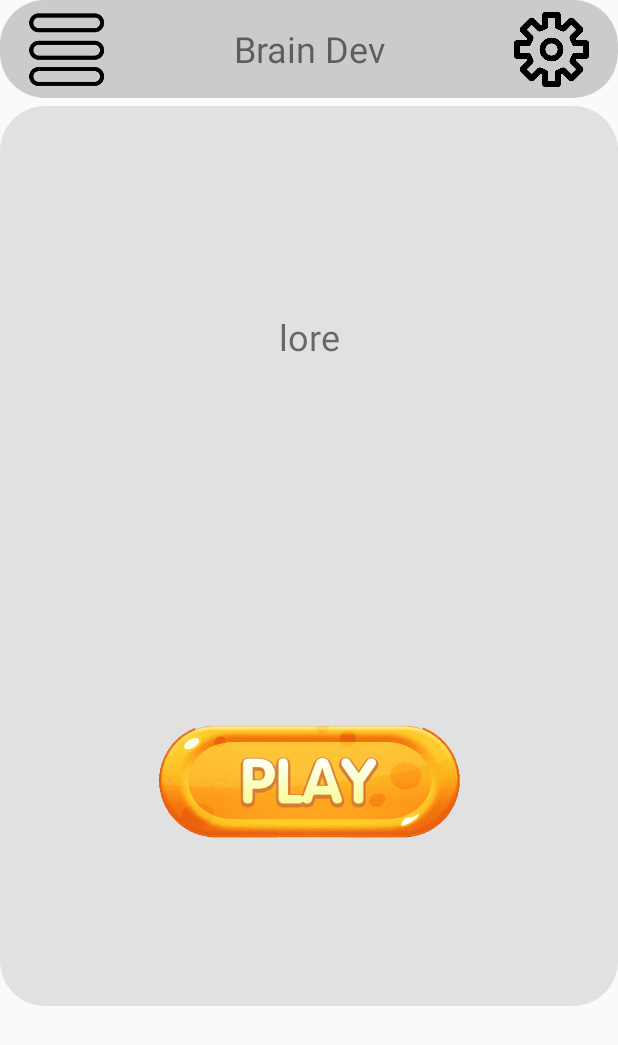
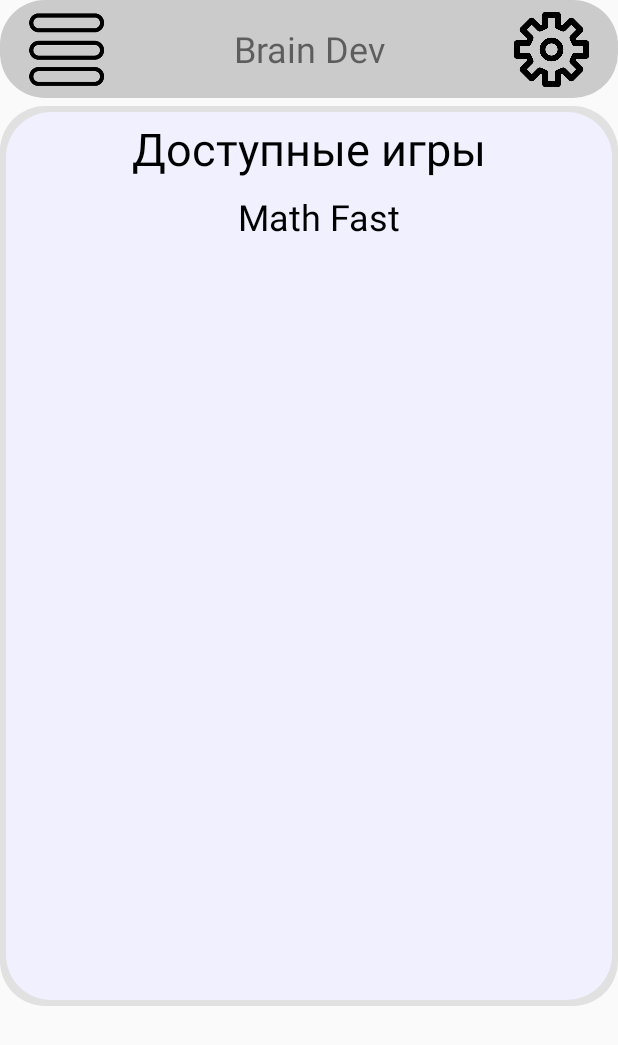
Before and after one commit to Mulganov/BrainDev, an Android app: the screen it shows after launch (MainActivity), on a phone screen of 412 x 824 dp. Shown: the top 1045 px of the screen. Run offline under Robolectric (Android 15) with nearby library versions, the phone set to English and light mode, and no system bars.

Commit message:
Сделал меню, и локацию(base)

```diff
--- a/app/src/main/java/com/mulganov/app/brain_dev/MainActivity.java
+++ b/app/src/main/java/com/mulganov/app/brain_dev/MainActivity.java
@@ -6,6 +6,7 @@ import android.os.Bundle;
 import android.view.View;
 
 import com.mulganov.app.brain_dev.ui.math.fast.launch.Launch;
+import com.mulganov.app.brain_dev.ui.menu.Menu;
 import com.mulganov.app.brain_dev.ui.toolbar.ToolbarPresent;
 
 public class MainActivity extends AppCompatActivity {
@@ -21,9 +22,10 @@ public class MainActivity extends AppCompatActivity {
 
         ToolbarPresent.init(findViewById(R.id.include_toolbar), this);
 
-        openMath_Fast();
+        openMenu();
+//        openMath_Fast();
 
-        content.setOnClickListener(ToolbarPresent.getToolbar()::onClickWindow);
+        findViewById(R.id.back).setOnClickListener(ToolbarPresent.getToolbar()::onClickWindow);
     }
 
     public void openMath_Fast(){
@@ -31,6 +33,15 @@ public class MainActivity extends AppCompatActivity {
 
         getSupportFragmentManager().beginTransaction()
                 .replace(R.id.fragment_content,  launch)
+                .commitNow();
+
+    }
+
+    public void openMenu(){
+        Menu menu = Menu.newInstance();
+
+        getSupportFragmentManager().beginTransaction()
+                .replace(R.id.fragment_content,  menu)
                 .commitNow();
 
     }
--- a/app/src/main/java/com/mulganov/app/brain_dev/ui/math/fast/fragments/game/utils/Lesson.java
+++ b/app/src/main/java/com/mulganov/app/brain_dev/ui/math/fast/fragments/game/utils/Lesson.java
@@ -29,7 +29,7 @@ public class Lesson {
 
         int r = random.nextInt(4) + 1;
 
-        r = 4;
+//        r = 4;
 
         switch (r){
             case 1:
--- a/app/src/main/java/com/mulganov/app/brain_dev/ui/math/fast/fragments/losing/LosingPresent.java
+++ b/app/src/main/java/com/mulganov/app/brain_dev/ui/math/fast/fragments/losing/LosingPresent.java
@@ -1,9 +1,6 @@
 package com.mulganov.app.brain_dev.ui.math.fast.fragments.losing;
 
 import android.view.View;
-
-import com.mulganov.app.brain_dev.ui.math.fast.Fast;
-import com.mulganov.app.brain_dev.ui.math.fast.fragments.game.Game;
 
 public class LosingPresent {
 
@@ -15,6 +12,6 @@ public class LosingPresent {
     }
 
     public void click_reload(View view){
-        losing.fast.openGameFragment();
+        this.losing.fast.openGameFragment();
     }
 }
--- a/app/src/main/java/com/mulganov/app/brain_dev/ui/math/fast/launch/Launch.java
+++ b/app/src/main/java/com/mulganov/app/brain_dev/ui/math/fast/launch/Launch.java
@@ -43,8 +43,4 @@ public class Launch extends Fragment {
         present = new LaunchPresent(this);
     }
 
-    private void play(View view) {
-        System.out.println("Click");
-    }
-
 }
--- a/app/src/main/java/com/mulganov/app/brain_dev/ui/math/fast/launch/LaunchPresent.java
+++ b/app/src/main/java/com/mulganov/app/brain_dev/ui/math/fast/launch/LaunchPresent.java
@@ -16,7 +16,7 @@ public class LaunchPresent {
     }
 
     public void play(View view) {
-        launch.getActivity().getSupportFragmentManager().beginTransaction()
+        this.launch.getActivity().getSupportFragmentManager().beginTransaction()
                 .replace(R.id.fragment_content, Fast.newInstance())
                 .commitNow();
     }
--- /dev/null
+++ b/app/src/main/java/com/mulganov/app/brain_dev/ui/menu/Menu.java
@@ -0,0 +1,50 @@
+package com.mulganov.app.brain_dev.ui.menu;
+
+import android.os.Bundle;
+import android.view.LayoutInflater;
+import android.view.View;
+import android.view.ViewGroup;
+
+import androidx.annotation.Nullable;
+import androidx.fragment.app.Fragment;
+
+import com.mulganov.app.brain_dev.R;
+import com.mulganov.app.brain_dev.ui.math.fast.FastPresent;
+import com.mulganov.app.brain_dev.ui.math.fast.fragments.game.Game;
+import com.mulganov.app.brain_dev.ui.math.fast.fragments.losing.Losing;
+
+public class Menu extends Fragment {
+
+    private MenuPresent present;
+
+    private Menu() {
+
+    }
+
+    public static Menu newInstance() {
+        Menu fragment = new Menu();
+        return fragment;
+    }
+
+    @Override
+    public void onActivityCreated(@Nullable Bundle savedInstanceState) {
+        present = new MenuPresent(this);
+
+        getActivity().findViewById(R.id.menu_button_math_fast).setOnClickListener(present::math_fast);
+
+        super.onActivityCreated(savedInstanceState);
+    }
+
+    @Override
+    public void onCreate(Bundle savedInstanceState) {
+        super.onCreate(savedInstanceState);
+    }
+
+    @Override
+    public View onCreateView(LayoutInflater inflater, ViewGroup container,
+                             Bundle savedInstanceState) {
+        // Inflate the layout for this fragment
+        return inflater.inflate(R.layout.fragment_menu, container, false);
+    }
+
+}
--- /dev/null
+++ b/app/src/main/java/com/mulganov/app/brain_dev/ui/menu/MenuPresent.java
@@ -0,0 +1,18 @@
+package com.mulganov.app.brain_dev.ui.menu;
+
+import android.view.View;
+
+import com.mulganov.app.brain_dev.MainActivity;
+
+public class MenuPresent {
+    private Menu menu;
+
+    public MenuPresent(Menu menu) {
+        this.menu = menu;
+    }
+
+
+    public void math_fast(View view) {
+        ((MainActivity)menu.getActivity()).openMath_Fast();
+    }
+}
--- a/app/src/main/java/com/mulganov/app/brain_dev/ui/toolbar/menu/MenuPresent.java
+++ b/app/src/main/java/com/mulganov/app/brain_dev/ui/toolbar/menu/MenuPresent.java
@@ -26,13 +26,13 @@ public class MenuPresent {
     private void openMainMenu(){
         LayoutInflater inflater = (LayoutInflater)
                 present.activity.getSystemService(Context.LAYOUT_INFLATER_SERVICE);
-        View popupView = inflater.inflate(R.layout.popup_toolbar_menu, null);
+        View popupView = inflater.inflate(R.layout.fragment_menu, null);
 
         int width = LinearLayout.LayoutParams.WRAP_CONTENT;
         int height = LinearLayout.LayoutParams.WRAP_CONTENT;
         boolean focusable = false;
 
-        popupView.findViewById(R.id.toolbar_menu_button_math_fast).setOnClickListener(this::openMath_Fast);
+        popupView.findViewById(R.id.menu_button_math_fast).setOnClickListener(this::openMath_Fast);
 
         popupWindow = new PopupWindow(popupView, width, height, focusable);
 
--- a/app/src/main/res/layout/fragment_math_fast_launch.xml
+++ b/app/src/main/res/layout/fragment_math_fast_launch.xml
@@ -12,7 +12,7 @@
         android:layout_width="0dp"
         android:layout_height="300dp"
         android:gravity="center"
-        android:text="lore"
+        android:text="@string/math_fast_launch_lore"
         android:textSize="24sp"
         app:layout_constraintEnd_toEndOf="parent"
         app:layout_constraintStart_toStartOf="parent"
@@ -20,12 +20,14 @@
 
     <ImageView
         android:id="@+id/math_fast_launch_button_play"
-        android:layout_width="300dp"
-        android:layout_height="75dp"
-        android:src="@drawable/button_play"
+        android:layout_width="100dp"
+        android:layout_height="100dp"
+        android:src="@mipmap/ic_play"
         app:layout_constraintBottom_toBottomOf="parent"
         app:layout_constraintEnd_toEndOf="parent"
         app:layout_constraintStart_toStartOf="parent"
-        app:layout_constraintTop_toBottomOf="@+id/math_fast_launch_text_lore" />
+        app:layout_constraintTop_toBottomOf="@+id/math_fast_launch_text_lore"
+        app:srcCompat="@mipmap/ic_play"
+        tools:srcCompat="@mipmap/ic_play" />
 
 </androidx.constraintlayout.widget.ConstraintLayout>
--- a/app/src/main/res/layout/popup_toolbar_menu.xml
+++ b/app/src/main/res/layout/fragment_menu.xml
@@ -20,7 +20,7 @@
         tools:text="Доступные игры" />
 
     <androidx.constraintlayout.widget.ConstraintLayout
-        android:id="@+id/toolbar_menu_button_math_fast"
+        android:id="@+id/menu_button_math_fast"
         android:layout_width="409dp"
         android:layout_height="50dp"
         app:layout_constraintStart_toStartOf="parent"
--- a/app/src/main/res/values/strings.xml
+++ b/app/src/main/res/values/strings.xml
@@ -1,6 +1,5 @@
 <resources>
     <string name="app_name">BrainDev</string>
 
-    <!-- TODO: Remove or change this placeholder text -->
-    <string name="hello_blank_fragment">Hello blank fragment</string>
+    <string name="math_fast_launch_lore">Lore</string>
 </resources>
```
Also changed, not shown: app/src/main/res/mipmap-hdpi/ic_play.png (added), app/src/main/res/mipmap-mdpi/ic_play.png (added), app/src/main/res/mipmap-xhdpi/ic_play.png (added), app/src/main/res/mipmap-xxhdpi/ic_play.png (added), app/src/main/res/mipmap-xxxhdpi/ic_play.png (added), 1 other file.
